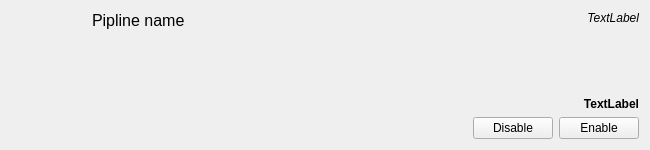
Before: the Qt Designer form src/modmanagerwidgetpipelineitem.ui in kriana/SilVerPLuM, drawn with Qt 5.
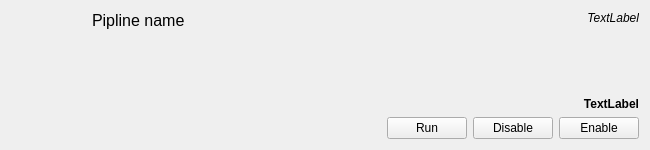
After: the same form once the commit is applied. Icons and pictures are not drawn.

```diff
--- a/src/modmanagerwidgetpipelineitem.ui
+++ b/src/modmanagerwidgetpipelineitem.ui
@@ -171,6 +171,16 @@
          </property>
         </spacer>
        </item>
+       <item>
+        <widget class="QPushButton" name="btnRun">
+         <property name="text">
+          <string>Run</string>
+         </property>
+         <property name="icon">
+          <iconset theme="system-run"/>
+         </property>
+        </widget>
+       </item>
        <item>
         <widget class="QPushButton" name="btnDisable">
          <property name="toolTip">
```
